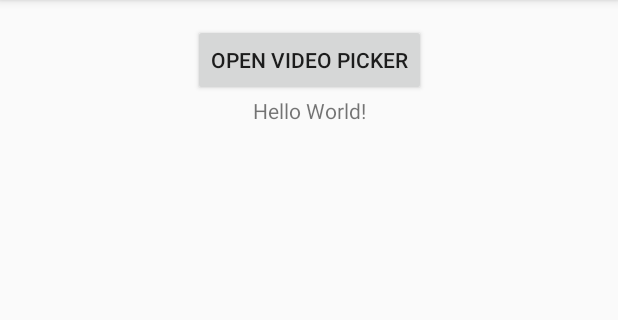
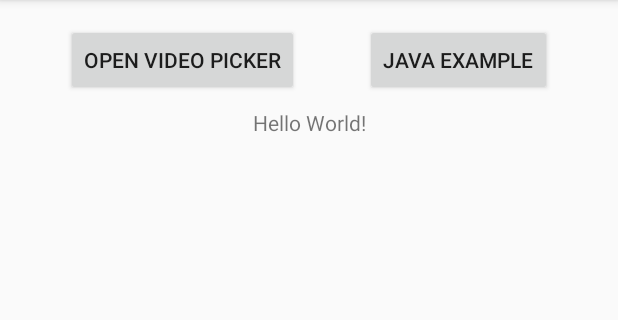
Before and after one commit to deepakkumardk/EasyVideoPicker, an Android app: the screen it shows after launch (MainActivity), on a phone screen of 412 x 824 dp, the part 84-404 px from its top. Run offline under Robolectric (Android 15) with nearby library versions, the phone set to English and light mode, and no system bars.

Commit message:
Add java example activity
+ Fix Custom mode to select pictures de-select wasn't working

```diff
--- a/app/src/main/AndroidManifest.xml
+++ b/app/src/main/AndroidManifest.xml
@@ -11,6 +11,7 @@
         android:supportsRtl="true"
         android:theme="@style/AppTheme"
         tools:ignore="GoogleAppIndexingWarning">
+        <activity android:name=".MainJavaActivity"></activity>
         <activity android:name=".MainActivity">
             <intent-filter>
                 <action android:name="android.intent.action.MAIN" />
--- a/app/src/main/java/com/deepakkumardk/easyvideopicker/MainActivity.kt
+++ b/app/src/main/java/com/deepakkumardk/easyvideopicker/MainActivity.kt
@@ -11,6 +11,10 @@ import com.deepakkumardk.videopickerlib.model.VideoPickerItem
 import kotlinx.android.synthetic.main.activity_main.*
 import java.util.concurrent.TimeUnit
 
+/**
+ * @author Deepak Kumar
+ * @since 12/10/19
+ */
 class MainActivity : AppCompatActivity() {
 
     override fun onCreate(savedInstanceState: Bundle?) {
@@ -18,6 +22,9 @@ class MainActivity : AppCompatActivity() {
         setContentView(R.layout.activity_main)
 
         btn_open_picker.setOnClickListener { openVideoPicker() }
+        btn_java_example.setOnClickListener {
+            startActivity(Intent(this, MainJavaActivity::class.java))
+        }
     }
 
     private fun openVideoPicker() {
--- a/app/src/main/res/layout/activity_main.xml
+++ b/app/src/main/res/layout/activity_main.xml
@@ -12,8 +12,19 @@
         android:layout_height="wrap_content"
         android:layout_marginTop="16dp"
         android:text="Open Video Picker"
+        app:layout_constraintEnd_toStartOf="@id/btn_java_example"
+        app:layout_constraintStart_toStartOf="parent"
+        app:layout_constraintTop_toTopOf="parent"
+        tools:ignore="HardcodedText" />
+
+    <Button
+        android:id="@+id/btn_java_example"
+        android:layout_width="wrap_content"
+        android:layout_height="wrap_content"
+        android:layout_marginTop="16dp"
+        android:text="Java Example"
         app:layout_constraintEnd_toEndOf="parent"
-        app:layout_constraintStart_toStartOf="parent"
+        app:layout_constraintStart_toEndOf="@id/btn_open_picker"
         app:layout_constraintTop_toTopOf="parent"
         tools:ignore="HardcodedText" />
 
@@ -21,6 +32,7 @@
         android:id="@+id/text_video_path"
         android:layout_width="wrap_content"
         android:layout_height="wrap_content"
+        android:layout_marginTop="8dp"
         android:text="Hello World!"
         app:layout_constraintLeft_toLeftOf="parent"
         app:layout_constraintRight_toRightOf="parent"
--- a/videopickerlib/src/main/java/com/deepakkumardk/videopickerlib/VideoPickerActivity.kt
+++ b/videopickerlib/src/main/java/com/deepakkumardk/videopickerlib/VideoPickerActivity.kt
@@ -98,7 +98,7 @@ class VideoPickerActivity : AppCompatActivity() {
             }
             is SelectionMode.Custom -> {
                 val custom = VideoPickerUI.getPickerItem().selectionMode as SelectionMode.Custom
-                if (selectedVideos.size >= custom.limit) {
+                if (selectedVideos.size >= custom.limit && !model.isSelected) {
                     toast("You can't select more than ${custom.limit} videos")
                     return
                 } else {
--- a/videopickerlib/src/main/java/com/deepakkumardk/videopickerlib/VideoPickerAdapter.kt
+++ b/videopickerlib/src/main/java/com/deepakkumardk/videopickerlib/VideoPickerAdapter.kt
@@ -48,7 +48,7 @@ class VideoPickerAdapter(
         if (VideoPickerUI.getShowIcon()) {
             holder.imageSmallIcon.show()
             val ex = getMimeType(model.videoPath!!)
-            if (ex == "gif") {
+            if (ex == "gif") {  //Will not work as gif are stored in MediaStore.Images.Media
                 Glide.with(context)
                     .load(R.drawable.ic_gif)
                     .into(holder.imageSmallIcon)
```
Also changed, not shown: app/build.gradle (+6 -1 lines), app/src/main/java/com/deepakkumardk/easyvideopicker/MainJavaActivity.java (added, +83 -0 lines).
